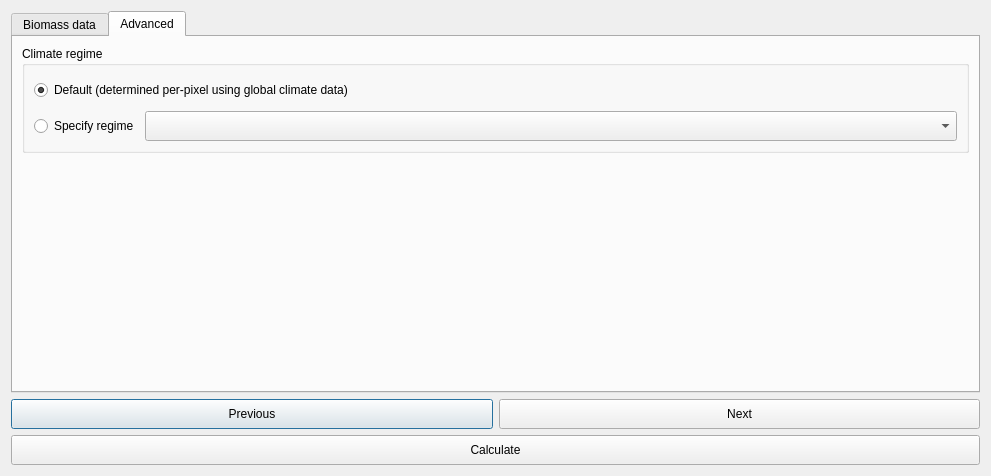
Qt form LDMP/gui/DlgCalculateTC.ui (ConservationInternational/trends.earth) before a commit.
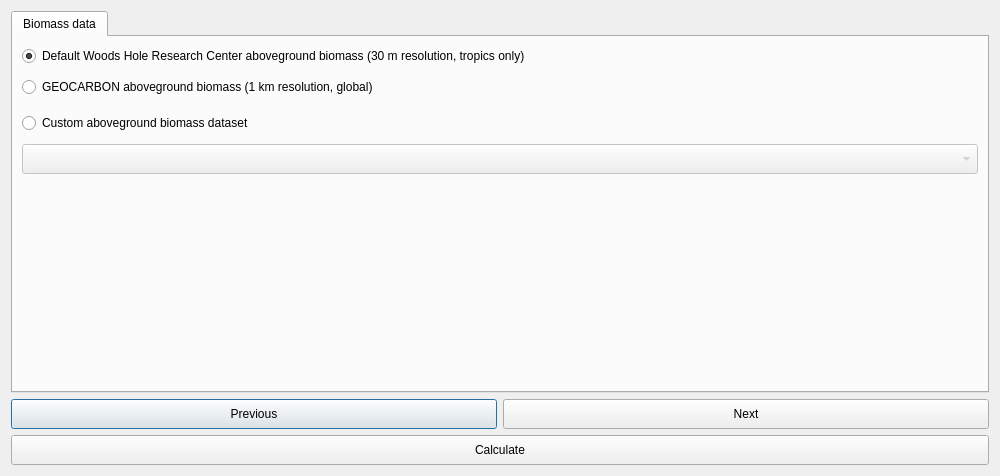
The same form after that commit. The open tabs and pages were chosen to show the change. Custom widgets are drawn as their Qt base class.

What changed in the file:
```diff
--- a/LDMP/gui/DlgCalculateTC.ui
+++ b/LDMP/gui/DlgCalculateTC.ui
@@ -6,7 +6,7 @@
    <rect>
     <x>0</x>
     <y>0</y>
-    <width>991</width>
+    <width>1000</width>
     <height>476</height>
    </rect>
   </property>
@@ -115,86 +115,6 @@
        </item>
       </layout>
      </widget>
-     <widget class="QWidget" name="AdvancedTab">
-      <attribute name="title">
-       <string>Advanced</string>
-      </attribute>
-      <layout class="QVBoxLayout" name="verticalLayout_3">
-       <item>
-        <widget class="QGroupBox" name="groupBox">
-         <property name="sizePolicy">
-          <sizepolicy hsizetype="Preferred" vsizetype="Minimum">
-           <horstretch>0</horstretch>
-           <verstretch>0</verstretch>
-          </sizepolicy>
-         </property>
-         <property name="title">
-          <string>Climate regime</string>
-         </property>
-         <layout class="QGridLayout" name="gridLayout_2">
-          <item row="0" column="0" colspan="2">
-           <widget class="QRadioButton" name="fl_radio_default">
-            <property name="minimumSize">
-             <size>
-              <width>0</width>
-              <height>30</height>
-             </size>
-            </property>
-            <property name="text">
-             <string>Default (determined per-pixel using global climate data)</string>
-            </property>
-            <property name="checked">
-             <bool>true</bool>
-            </property>
-           </widget>
-          </item>
-          <item row="1" column="1">
-           <widget class="QComboBox" name="fl_chooseRegime_comboBox">
-            <property name="sizePolicy">
-             <sizepolicy hsizetype="Expanding" vsizetype="Fixed">
-              <horstretch>0</horstretch>
-              <verstretch>0</verstretch>
-             </sizepolicy>
-            </property>
-            <property name="minimumSize">
-             <size>
-              <width>0</width>
-              <height>30</height>
-             </size>
-            </property>
-           </widget>
-          </item>
-          <item row="1" column="0">
-           <widget class="QRadioButton" name="fl_radio_chooseRegime">
-            <property name="minimumSize">
-             <size>
-              <width>0</width>
-              <height>30</height>
-             </size>
-            </property>
-            <property name="text">
-             <string>Specify regime</string>
-            </property>
-           </widget>
-          </item>
-         </layout>
-        </widget>
-       </item>
-       <item>
-        <spacer name="verticalSpacer">
-         <property name="orientation">
-          <enum>Qt::Vertical</enum>
-         </property>
-         <property name="sizeHint" stdset="0">
-          <size>
-           <width>20</width>
-           <height>40</height>
-          </size>
-         </property>
-        </spacer>
-       </item>
-      </layout>
-     </widget>
     </widget>
    </item>
    <item>
```
